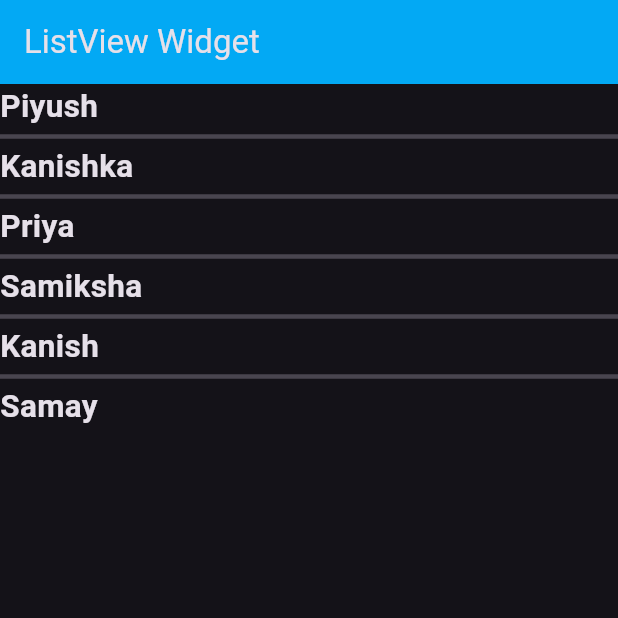
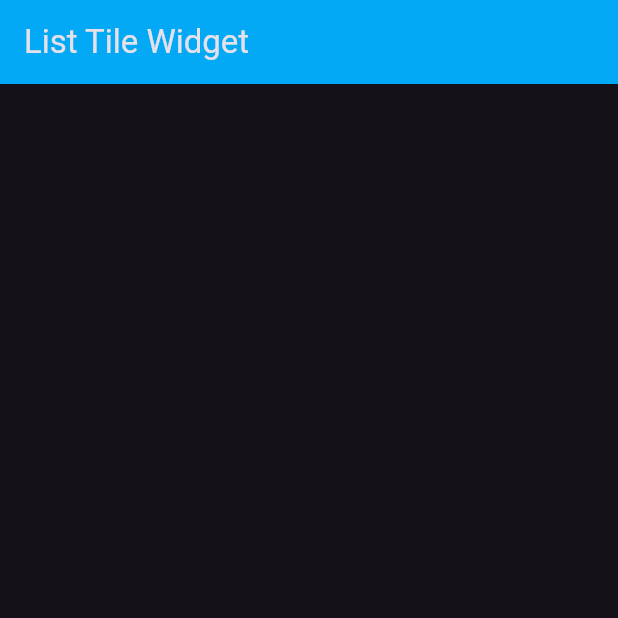
Before and after one commit to Piyushbhatt7/Flutter-Widgets, a Flutter app: the screen it shows after launch, on a phone screen of 412 x 824 dp, the top half of it. Run offline on Flutter 3.47's test engine with Material 3 defaults, Android fonts, the light colour scheme and no system bars.

Commit message:
List Tile Widget

```diff
--- /dev/null
+++ b/lib/List Tile.dart
@@ -0,0 +1,26 @@
+import 'package:flutter/material.dart';
+
+class List_Tile extends StatelessWidget {
+  const List_Tile({super.key});
+
+  @override
+  Widget build(BuildContext context) {
+    var name = [
+
+      'Piyush',
+      'Kanishka',
+      'Priya',
+      'Samiksha',   // dynamic data
+      'Kanish',
+      'Samay',
+
+
+    ];
+    return Scaffold(
+      appBar: AppBar(
+        title: Text('List Tile Widget'),
+        backgroundColor: Colors.lightBlue,
+      ),
+    );
+  }
+}
--- a/lib/main.dart
+++ b/lib/main.dart
@@ -1,4 +1,5 @@
 import 'package:flutter/material.dart';
+import 'package:flutter_wigets/List%20Tile.dart';
 import 'package:flutter_wigets/ListviewBuilder.dart';
 import 'package:flutter_wigets/adding_decoration_to_container.dart';
 import 'package:flutter_wigets/expanded%20widget.dart';
@@ -19,7 +20,7 @@ class MyApp extends StatelessWidget{
       //   primarySwatch: Colors.blue    // you can also use ThemeData to set color according to you
       // ),
 
-      home: ListviewBuilder(),
+      home: List_Tile(),
 
     );
 
```
